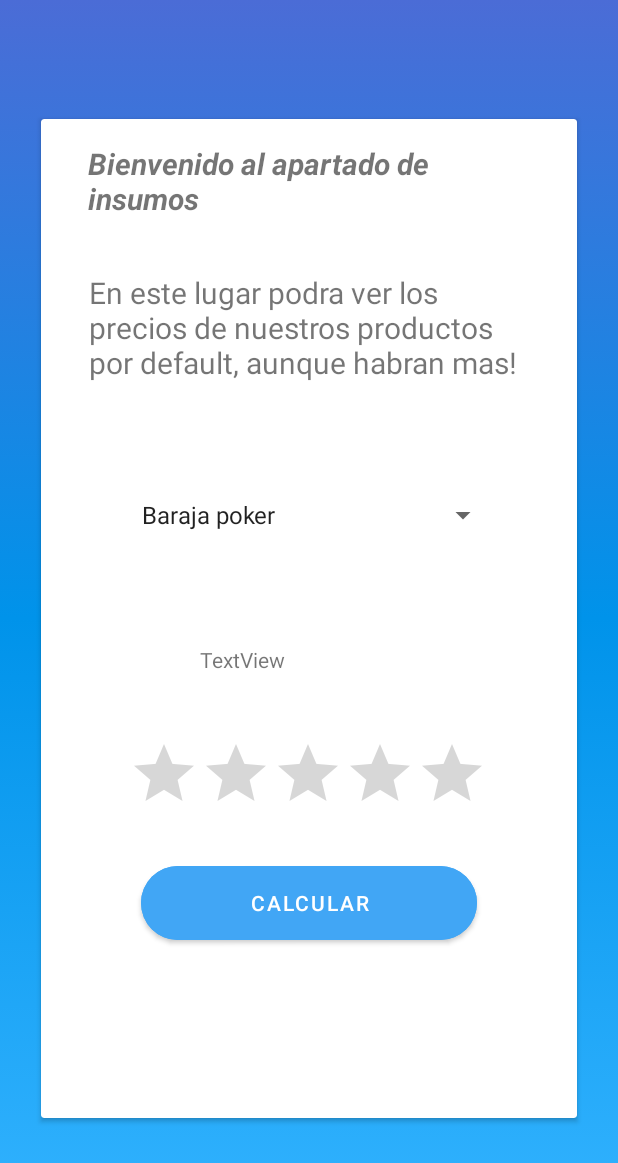
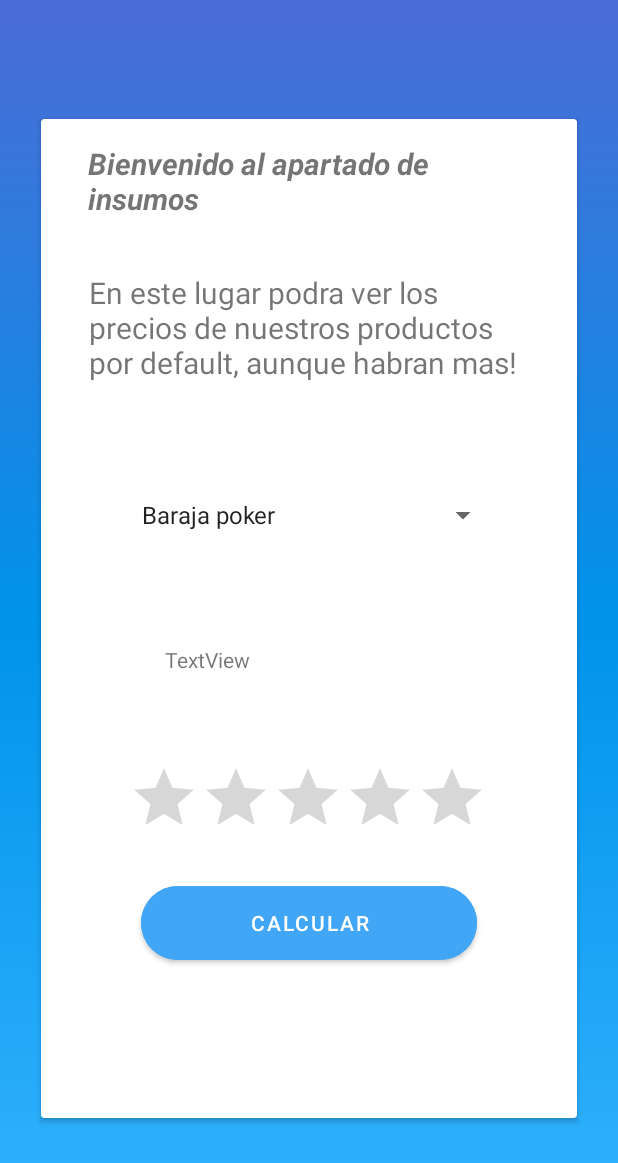
Before and after one commit to RogueBlaiddyd/Aplicacion_base_2, an Android app: the Home_act screen opened directly, with no data from a screen before it, after a tap on "INSUMOS", on a phone screen of 412 x 824 dp. Shown: the top 1163 px of the screen. Run offline under Robolectric (Android 15) with nearby library versions, the phone set to English and light mode, and no system bars.

Commit message:
Insumos_Act terminado

```diff
--- a/app/src/main/java/Objetos/Insumos.java
+++ b/app/src/main/java/Objetos/Insumos.java
@@ -49,4 +49,9 @@ public class Insumos {
     public void setPrecios(int[] precios) {
         this.precios = precios;
     }
+
+
+    public int agregarAdicional(int precio, int adicional){
+        return precio + adicional;
+    }
 }
--- a/app/src/main/java/com/example/aplicacion_base/Insumos_act.java
+++ b/app/src/main/java/com/example/aplicacion_base/Insumos_act.java
@@ -3,26 +3,47 @@ package com.example.aplicacion_base;
 import androidx.appcompat.app.AppCompatActivity;
 
 import android.os.Bundle;
+import android.view.View;
 import android.widget.ArrayAdapter;
 import android.widget.RatingBar;
 import android.widget.Spinner;
 import android.widget.TextView;
+
+import Objetos.Insumos;
 
 public class Insumos_act extends AppCompatActivity {
     private Spinner insumoSpin;
     private TextView calculoText;
     private RatingBar rateInsu;
 
+    private Insumos in = new Insumos();
+
     @Override
     protected void onCreate(Bundle savedInstanceState) {
         super.onCreate(savedInstanceState);
         setContentView(R.layout.activity_insumos);
 
-        insumoSpin = (Spinner)findViewById(R.id.spinInsu);
+        insumoSpin = findViewById(R.id.spinInsu);
+        calculoText = findViewById(R.id.calculoView);
+        rateInsu = findViewById(R.id.rBarInsu);
 
         Bundle bun = getIntent().getExtras();
         String[] listadoInsumos = bun.getStringArray("Insumos");
         ArrayAdapter adaptInsu = new ArrayAdapter(this, android.R.layout.simple_list_item_1, listadoInsumos);
         insumoSpin.setAdapter(adaptInsu);
     }
+
+    public void calcular(View view){
+        String opcion = insumoSpin.getSelectedItem().toString();
+        int resultado = 0;
+
+        for(int i = 0; i < opcion.length(); i++){
+            if(opcion.equals(in.getInsumos()[i])){
+                resultado = in.agregarAdicional(in.getPrecios()[i], 350);
+                rateInsu.setRating(i + 1);
+                break;
+            }
+        }
+        calculoText.setText("El producto es: "+opcion+"\nY el precio seria: "+resultado);
+    }
 }
--- a/app/src/main/res/layout/activity_insumos.xml
+++ b/app/src/main/res/layout/activity_insumos.xml
@@ -24,6 +24,7 @@
                 android:layout_width="224dp"
                 android:layout_height="61dp"
                 android:backgroundTint="#41A6F5"
+                android:onClick="calcular"
                 android:text="Calcular"
                 app:cornerRadius="25dp"
                 app:layout_constraintBottom_toBottomOf="parent"
@@ -69,8 +70,8 @@
 
             <TextView
                 android:id="@+id/calculoView"
-                android:layout_width="144dp"
-                android:layout_height="46dp"
+                android:layout_width="191dp"
+                android:layout_height="62dp"
                 android:layout_marginTop="60dp"
                 android:text="TextView"
                 app:layout_constraintEnd_toEndOf="parent"
```
